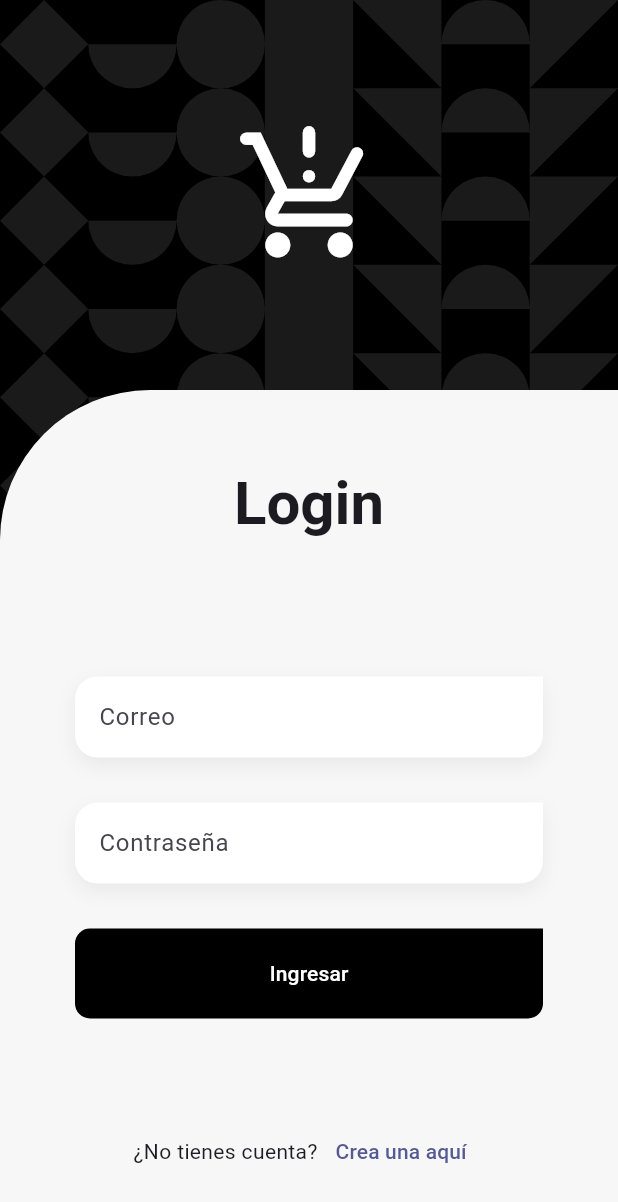
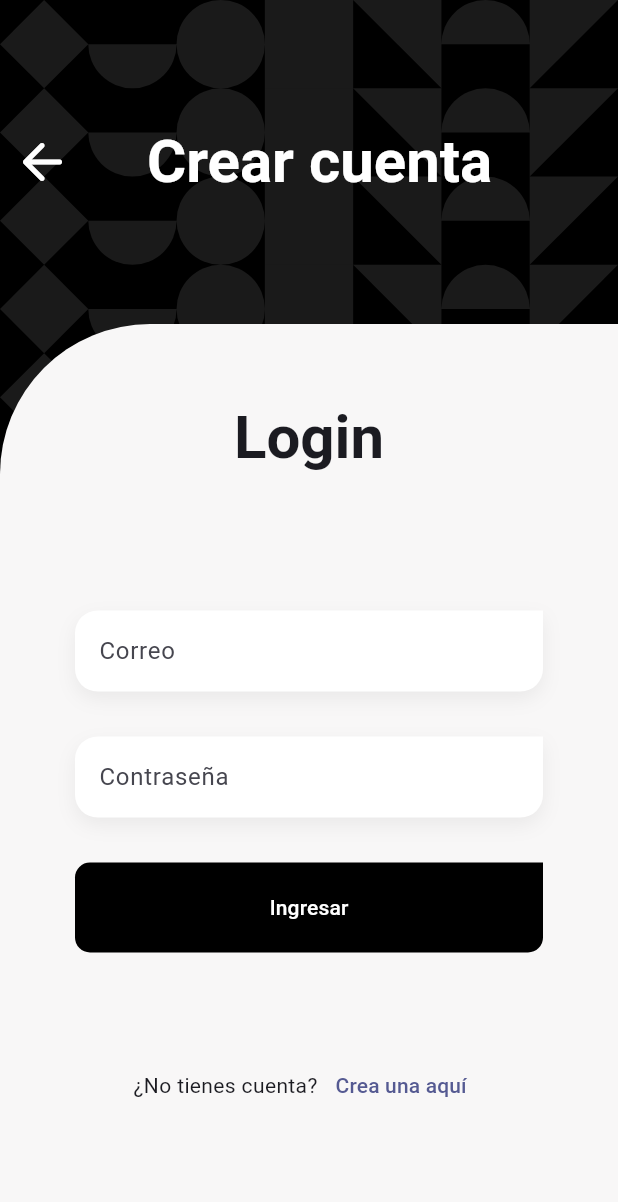
Before and after one commit to Klerith/flutter-authenticated-crud, a Flutter app: the screen it shows after launch, on a phone screen of 412 x 824 dp. Shown: the top 1202 px of the screen. Run offline on Flutter 3.47's test engine with Material 2 defaults, Android fonts, the phone set to English and light mode, and no system bars; our stand-ins replace go_router, google_fonts; project files that could hold a hidden picture were left out.

Commit message:
register screen creado

```diff
--- a/lib/config/router/app_router.dart
+++ b/lib/config/router/app_router.dart
@@ -2,12 +2,17 @@ import 'package:go_router/go_router.dart';
 import 'package:teslo_shop/features/auth/auth.dart';
 
 final appRouter = GoRouter(
+  initialLocation: '/register',
   routes: [
 
     ///* Auth Routes
     GoRoute(
       path: '/login',
       builder: (context, state) => const LoginScreen(),
+    ),
+    GoRoute(
+      path: '/register',
+      builder: (context, state) => const RegisterScreen(),
     ),
 
     ///* Product Routes
--- /dev/null
+++ b/lib/features/auth/presentation/screens/register_screen.dart
@@ -0,0 +1,122 @@
+import 'package:flutter/material.dart';
+import 'package:go_router/go_router.dart';
+import 'package:teslo_shop/features/shared/shared.dart';
+
+
+class RegisterScreen extends StatelessWidget {
+  const RegisterScreen({super.key});
+
+  @override
+  Widget build(BuildContext context) {
+
+    final size = MediaQuery.of(context).size;
+    final scaffoldBackgroundColor = Theme.of(context).scaffoldBackgroundColor;
+    final textStyles = Theme.of(context).textTheme;
+
+    return GestureDetector(
+      onTap: () => FocusManager.instance.primaryFocus?.unfocus(),
+      child: Scaffold(
+        body: GeometricalBackground(
+          child: SingleChildScrollView(
+            physics: const ClampingScrollPhysics(),
+            child: Column(
+              crossAxisAlignment: CrossAxisAlignment.center,
+              children: [
+                const SizedBox( height: 80 ),
+                // Icon Banner
+                Row(
+                  crossAxisAlignment: CrossAxisAlignment.center,
+                  children: [
+                    IconButton(
+                      onPressed: (){
+                        if ( !context.canPop() ) return;
+                        context.pop();
+                      },
+                      icon: const Icon( Icons.arrow_back_rounded, size: 40, color: Colors.white )
+                    ),
+                    const Spacer(flex: 1),
+                    Text('Crear cuenta', style: textStyles.titleLarge?.copyWith(color: Colors.white )),
+                    const Spacer(flex: 2),
+                  ],
+                ),
+
+                const SizedBox( height: 80 ),
+
+                Container(
+                  height: size.height - 260, // 80 los dos sizebox y 100 el ícono
+                  width: double.infinity,
+                  decoration: BoxDecoration(
+                    color: scaffoldBackgroundColor,
+                    borderRadius: const BorderRadius.only(topLeft: Radius.circular(100)),
+                  ),
+                  child: const _LoginForm(),
+                )
+              ],
+            ),
+          )
+        )
+      ),
+    );
+  }
+}
+
+class _LoginForm extends StatelessWidget {
+  const _LoginForm();
+
+  @override
+  Widget build(BuildContext context) {
+
+    final textStyles = Theme.of(context).textTheme;
+
+    return Padding(
+      padding: const EdgeInsets.symmetric(horizontal: 50),
+      child: Column(
+        children: [
+          const SizedBox( height: 50 ),
+          Text('Login', style: textStyles.titleLarge ),
+          const SizedBox( height: 90 ),
+
+          const CustomTextFormField(
+            label: 'Correo',
+            keyboardType: TextInputType.emailAddress,
+          ),
+          const SizedBox( height: 30 ),
+
+          const CustomTextFormField(
+            label: 'Contraseña',
+            obscureText: true,
+          ),
+
+          const SizedBox( height: 30 ),
+
+          SizedBox(
+            width: double.infinity,
+            height: 60,
+            child: CustomFilledButton(
+              text: 'Ingresar',
+              buttonColor: Colors.black,
+              onPressed: (){
+
+              },
+            )
+          ),
+
+          const Spacer( flex: 2 ),
+
+          Row(
+            mainAxisAlignment: MainAxisAlignment.center,
+            children: [
+              const Text('¿No tienes cuenta?'),
+              TextButton(
+                onPressed: (){},
+                child: const Text('Crea una aquí')
+              )
+            ],
+          ),
+
+          const Spacer( flex: 1),
+        ],
+      ),
+    );
+  }
+}
--- a/lib/features/auth/presentation/screens/screens.dart
+++ b/lib/features/auth/presentation/screens/screens.dart
@@ -1 +1,2 @@
 export 'login_screen.dart';
+export 'register_screen.dart';
```
